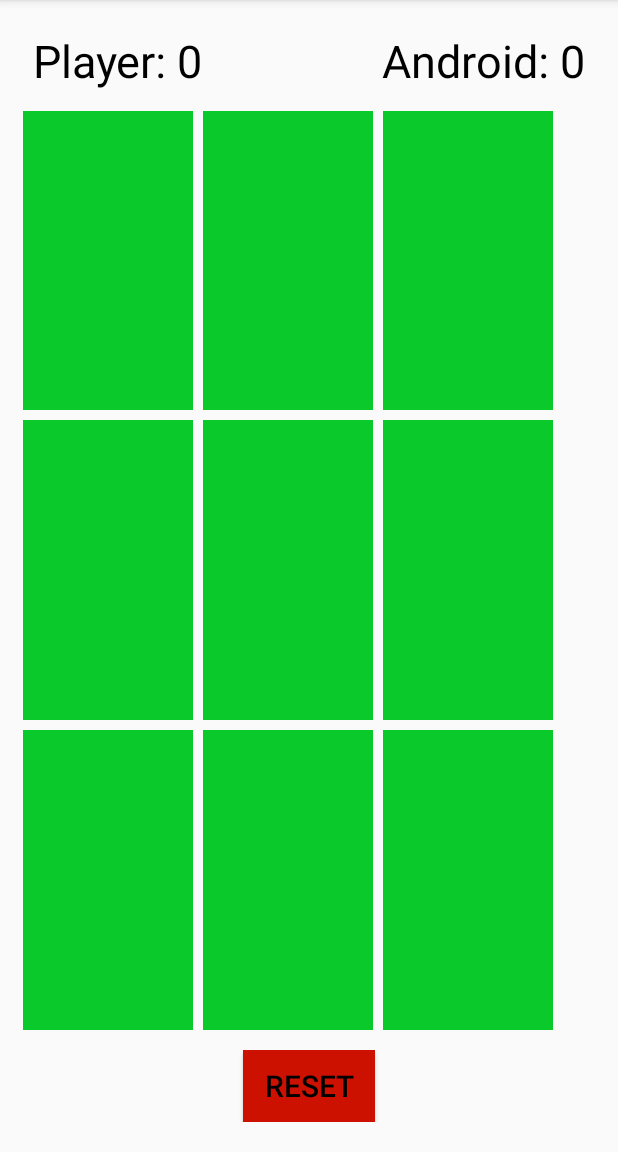
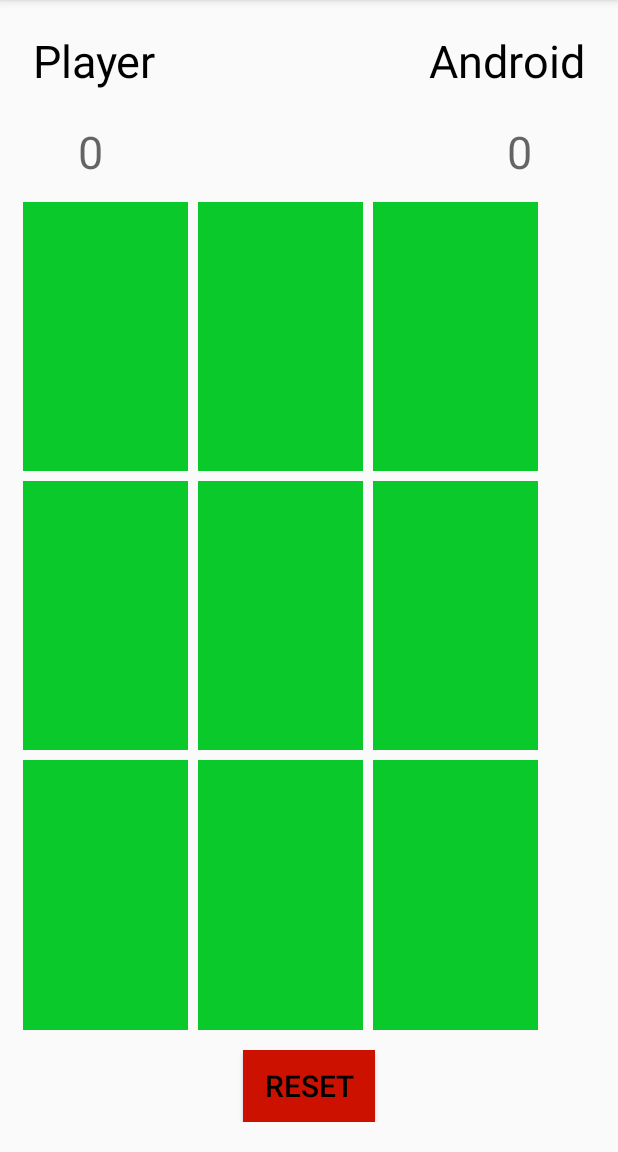
Before and after one commit to Ngure/Tictactoe, an Android app: the OnePlayerActivity screen opened directly, with no data from a screen before it, on a phone screen of 412 x 824 dp, the part 84-1236 px from its top. Run offline under Robolectric (Android 15) with nearby library versions, the phone set to English and light mode, and no system bars.

Commit message:
player and score board update

```diff
--- a/app/src/main/java/com/example/android/tic_tac_toe/OnePlayerActivity.java
+++ b/app/src/main/java/com/example/android/tic_tac_toe/OnePlayerActivity.java
@@ -31,8 +31,8 @@ public class OnePlayerActivity extends AppCompatActivity {
 
         setBoard();
 
-        player = findViewById(R.id.player);
-        android = findViewById(R.id.android);
+        player = findViewById(R.id.sbPlayer);
+        android = findViewById(R.id.sbAndroid);
 
         Button buttonReset = findViewById(R.id.button_reset);
         buttonReset.setOnClickListener(new View.OnClickListener() {
@@ -43,8 +43,8 @@ public class OnePlayerActivity extends AppCompatActivity {
                 playerPoints = 0;
                 androidPoints = 0;
 
-                player.setText("Player: " + playerPoints);
-                android.setText("Android: " + androidPoints);
+                player.setText("" + playerPoints);
+                android.setText("" + androidPoints);
 
             }
         });
@@ -157,8 +157,8 @@ public class OnePlayerActivity extends AppCompatActivity {
 
     @SuppressLint("SetTextI18n")
     private void updatePointsText() {
-        player.setText("Player: " + playerPoints);
-        android.setText("Android: " + androidPoints);
+        player.setText("" + playerPoints);
+        android.setText("" + androidPoints);
     }
 
     class MyClickListener implements View.OnClickListener {
--- a/app/src/main/res/layout/activity_one_player.xml
+++ b/app/src/main/res/layout/activity_one_player.xml
@@ -18,7 +18,7 @@
             android:layout_alignParentStart="true"
             android:layout_margin="10dp"
             android:layout_toStartOf="@id/android"
-            android:text="@string/player_0"
+            android:text="@string/player"
             android:textColor="#000000"
             android:textSize="30sp" />
 
@@ -28,7 +28,40 @@
             android:layout_height="wrap_content"
             android:layout_alignParentEnd="true"
             android:layout_margin="10dp"
-            android:text="@string/android_0"
+            android:text="@string/android"
+            android:textColor="#000000"
+            android:textSize="30sp" />
+
+    </RelativeLayout>
+
+    <RelativeLayout
+        android:layout_width="match_parent"
+        android:layout_height="wrap_content">
+
+        <TextView
+            android:id="@+id/sbPlayer"
+            android:layout_width="wrap_content"
+            android:layout_height="wrap_content"
+            android:layout_alignParentStart="true"
+            android:layout_margin="10dp"
+            android:layout_toStartOf="@id/sbAndroid"
+            android:hint="@string/zero"
+            android:paddingEnd="30dp"
+            android:paddingStart="30dp"
+            android:text=""
+            android:textColor="#000000"
+            android:textSize="30sp" />
+
+        <TextView
+            android:id="@+id/sbAndroid"
+            android:layout_width="wrap_content"
+            android:layout_height="wrap_content"
+            android:layout_alignParentEnd="true"
+            android:layout_margin="10dp"
+            android:hint="@string/zero"
+            android:paddingEnd="35dp"
+            android:paddingStart="35dp"
+            android:text=""
             android:textColor="#000000"
             android:textSize="30sp" />
 
@@ -42,7 +75,7 @@
         <Button
             android:id="@+id/one"
             style="?android:buttonBarButtonStyle"
-            android:layout_width="113dp"
+            android:layout_width="110dp"
             android:layout_height="match_parent"
             android:layout_margin="3dp"
             android:background="#0AC92B"
@@ -52,7 +85,7 @@
         <Button
             android:id="@+id/two"
             style="?android:buttonBarButtonStyle"
-            android:layout_width="113dp"
+            android:layout_width="110dp"
             android:layout_height="match_parent"
             android:layout_margin="3dp"
             android:background="#0AC92B"
@@ -62,7 +95,7 @@
         <Button
             android:id="@+id/three"
             style="?android:buttonBarButtonStyle"
-            android:layout_width="113dp"
+            android:layout_width="110dp"
             android:layout_height="match_parent"
             android:layout_margin="3dp"
             android:background="#0AC92B"
@@ -79,7 +112,7 @@
         <Button
             android:id="@+id/four"
             style="?android:buttonBarButtonStyle"
-            android:layout_width="113dp"
+            android:layout_width="110dp"
             android:layout_height="match_parent"
             android:layout_margin="3dp"
             android:background="#0AC92B"
@@ -89,7 +122,7 @@
         <Button
             android:id="@+id/five"
             style="?android:buttonBarButtonStyle"
-            android:layout_width="113dp"
+            android:layout_width="110dp"
             android:layout_height="match_parent"
             android:layout_margin="3dp"
             android:background="#0AC92B"
@@ -99,7 +132,7 @@
         <Button
             android:id="@+id/six"
             style="?android:buttonBarButtonStyle"
-            android:layout_width="113dp"
+            android:layout_width="110dp"
             android:layout_height="match_parent"
             android:layout_margin="3dp"
             android:background="#0AC92B"
@@ -116,7 +149,7 @@
         <Button
             android:id="@+id/seven"
             style="?android:buttonBarButtonStyle"
-            android:layout_width="113dp"
+            android:layout_width="110dp"
             android:layout_height="match_parent"
             android:layout_margin="3dp"
             android:background="#0AC92B"
@@ -126,7 +159,7 @@
         <Button
             android:id="@+id/eight"
             style="?android:buttonBarButtonStyle"
-            android:layout_width="113dp"
+            android:layout_width="110dp"
             android:layout_height="match_parent"
             android:layout_margin="3dp"
             android:background="#0AC92B"
@@ -136,7 +169,7 @@
         <Button
             android:id="@+id/nine"
             style="?android:buttonBarButtonStyle"
-            android:layout_width="113dp"
+            android:layout_width="110dp"
             android:layout_height="match_parent"
             android:layout_margin="3dp"
             android:background="#0AC92B"
--- a/app/src/main/res/values/strings.xml
+++ b/app/src/main/res/values/strings.xml
@@ -1,14 +1,15 @@
 <resources>
     <string name="app_name">Tic-tac-toe</string>
     <string name="todo">TODO</string>
-    <string name="android_0">Android: 0</string>
-    <string name="player_0">Player: 0</string>
+    <string name="android">Android</string>
+    <string name="player">Player</string>
     <string name="reset">reset</string>
     <string name="_1_player">1 player</string>
     <string name="_2_players">2 players</string>
-    <string name="player_1_0">Player 1: 0</string>
-    <string name="player_2_0">Player 2: 0</string>
+    <string name="player_1">Player 1</string>
+    <string name="player_2">Player 2</string>
     <string name="begin">begin</string>
     <string name="player_one_name">Player One Name</string>
     <string name="player_two_name">Player Two Name</string>
+    <string name="zero">0</string>
 </resources>
--- a/app/src/main/res/values/styles.xml
+++ b/app/src/main/res/values/styles.xml
@@ -1,3 +1,4 @@
+<!--suppress AndroidDomInspection -->
 <resources>
 
     <!-- Base application theme. -->
```
Also changed, not shown: app/src/main/java/com/example/android/tic_tac_toe/TwoPlayersActivity.java (+31 -16 lines), app/src/main/res/layout/activity_two_players.xml (+46 -11 lines).
